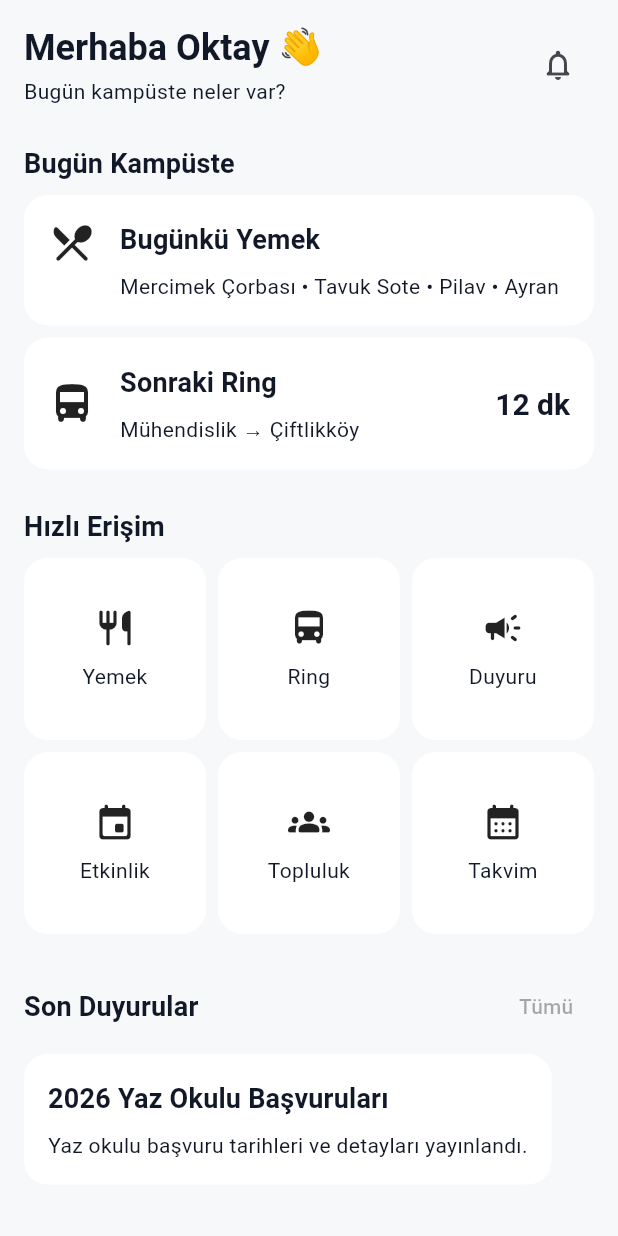
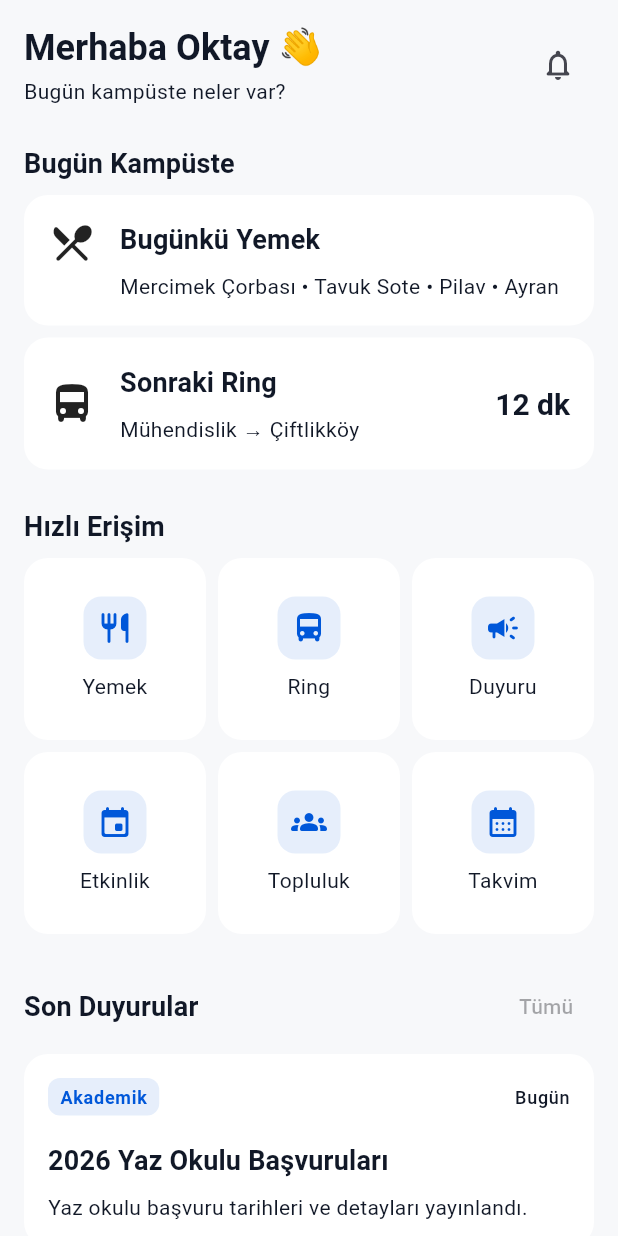
Before and after one commit to oktayagdag/meu-mobile, a Flutter app: the screen it shows after launch, on a phone screen of 412 x 824 dp. Run offline on Flutter 3.47's test engine with Material 3 defaults, Android fonts, the phone set to English and light mode, and no system bars; our stand-ins replace flutter_riverpod, gap, go_router.

Commit message:
feat(home): add mock data driven dashboard

```diff
--- a/lib/app/router/app_router.dart
+++ b/lib/app/router/app_router.dart
@@ -1,3 +1,4 @@
+import 'package:flutter/material.dart';
 import 'package:go_router/go_router.dart';
 import 'package:meu_mobile/features/developer/presentation/pages/widget_catalog_page.dart';
 import 'package:meu_mobile/features/home/presentation/pages/home_page.dart';
@@ -8,16 +9,90 @@ final class AppRouter {
   static final GoRouter router = GoRouter(
     initialLocation: '/',
     routes: [
+      /// Home
       GoRoute(
         path: '/',
         name: 'home',
         builder: (context, state) => const HomePage(),
       ),
+
+      /// Developer Widget Catalog
       GoRoute(
         path: '/dev/catalog',
         name: 'widget-catalog',
         builder: (context, state) => const WidgetCatalogPage(),
       ),
+
+      /// Food
+      GoRoute(
+        path: '/food',
+        name: 'food',
+        builder: (context, state) =>
+            const _PlaceholderPage(title: 'Yemekhane'),
+      ),
+
+      /// Ring
+      GoRoute(
+        path: '/ring',
+        name: 'ring',
+        builder: (context, state) =>
+            const _PlaceholderPage(title: 'Ring Saatleri'),
+      ),
+
+      /// Announcements
+      GoRoute(
+        path: '/announcements',
+        name: 'announcements',
+        builder: (context, state) =>
+            const _PlaceholderPage(title: 'Duyurular'),
+      ),
+
+      /// Events
+      GoRoute(
+        path: '/events',
+        name: 'events',
+        builder: (context, state) =>
+            const _PlaceholderPage(title: 'Etkinlikler'),
+      ),
+
+      /// Clubs
+      GoRoute(
+        path: '/clubs',
+        name: 'clubs',
+        builder: (context, state) =>
+            const _PlaceholderPage(title: 'Topluluklar'),
+      ),
+
+      /// Academic Calendar
+      GoRoute(
+        path: '/calendar',
+        name: 'calendar',
+        builder: (context, state) =>
+            const _PlaceholderPage(title: 'Akademik Takvim'),
+      ),
     ],
   );
 }
+
+class _PlaceholderPage extends StatelessWidget {
+  const _PlaceholderPage({
+    required this.title,
+  });
+
+  final String title;
+
+  @override
+  Widget build(BuildContext context) {
+    return Scaffold(
+      appBar: AppBar(
+        title: Text(title),
+      ),
+      body: Center(
+        child: Text(
+          title,
+          style: Theme.of(context).textTheme.headlineMedium,
+        ),
+      ),
+    );
+  }
+}
--- /dev/null
+++ b/lib/features/home/application/providers/home_mock_provider.dart
@@ -0,0 +1,58 @@
+import 'package:flutter/material.dart';
+import 'package:flutter_riverpod/flutter_riverpod.dart';
+import 'package:meu_mobile/features/home/domain/entities/announcement_entity.dart';
+import 'package:meu_mobile/features/home/domain/entities/event_entity.dart';
+import 'package:meu_mobile/features/home/domain/entities/quick_action_entity.dart';
+
+final quickActionsProvider = Provider<List<QuickActionEntity>>((ref) {
+  return const [
+    QuickActionEntity(
+      title: 'Yemek',
+      icon: Icons.restaurant_rounded,
+      route: '/food',
+    ),
+    QuickActionEntity(
+      title: 'Ring',
+      icon: Icons.directions_bus_rounded,
+      route: '/ring',
+    ),
+    QuickActionEntity(
+      title: 'Duyuru',
+      icon: Icons.campaign_rounded,
+      route: '/announcements',
+    ),
+    QuickActionEntity(
+      title: 'Etkinlik',
+      icon: Icons.event_rounded,
+      route: '/events',
+    ),
+    QuickActionEntity(
+      title: 'Topluluk',
+      icon: Icons.groups_rounded,
+      route: '/clubs',
+    ),
+    QuickActionEntity(
+      title: 'Takvim',
+      icon: Icons.calendar_month_rounded,
+      route: '/calendar',
+    ),
+  ];
+});
+
+final latestAnnouncementProvider = Provider<AnnouncementEntity>((ref) {
+  return const AnnouncementEntity(
+    title: '2026 Yaz Okulu Başvuruları',
+    description: 'Yaz okulu başvuru tarihleri ve detayları yayınlandı.',
+    category: 'Akademik',
+    date: 'Bugün',
+  );
+});
+
+final upcomingEventProvider = Provider<EventEntity>((ref) {
+  return const EventEntity(
+    title: 'Teknoloji Topluluğu Etkinliği',
+    location: 'Konferans Salonu',
+    date: 'Bugün',
+    time: '14:00',
+  );
+});
--- /dev/null
+++ b/lib/features/home/domain/entities/announcement_entity.dart
@@ -0,0 +1,13 @@
+class AnnouncementEntity {
+  const AnnouncementEntity({
+    required this.title,
+    required this.description,
+    required this.category,
+    required this.date,
+  });
+
+  final String title;
+  final String description;
+  final String category;
+  final String date;
+}
--- /dev/null
+++ b/lib/features/home/domain/entities/quick_action_entity.dart
@@ -0,0 +1,13 @@
+import 'package:flutter/material.dart';
+
+class QuickActionEntity {
+  const QuickActionEntity({
+    required this.title,
+    required this.icon,
+    required this.route,
+  });
+
+  final String title;
+  final IconData icon;
+  final String route;
+}
--- a/lib/features/home/presentation/pages/home_page.dart
+++ b/lib/features/home/presentation/pages/home_page.dart
@@ -1,6 +1,8 @@
 import 'package:flutter/material.dart';
+import 'package:flutter_riverpod/flutter_riverpod.dart';
 import 'package:gap/gap.dart';
 import 'package:meu_mobile/app/theme/app_spacing.dart';
+import 'package:meu_mobile/features/home/application/providers/home_mock_provider.dart';
 import 'package:meu_mobile/features/home/presentation/widgets/announcement_card.dart';
 import 'package:meu_mobile/features/home/presentation/widgets/dashboard_section.dart';
 import 'package:meu_mobile/features/home/presentation/widgets/event_card.dart';
@@ -9,21 +11,25 @@ import 'package:meu_mobile/features/home/presentation/widgets/next_ring_card.dar
 import 'package:meu_mobile/features/home/presentation/widgets/quick_action_grid.dart';
 import 'package:meu_mobile/features/home/presentation/widgets/today_food_card.dart';
 
-class HomePage extends StatelessWidget {
+class HomePage extends ConsumerWidget {
   const HomePage({super.key});
 
   @override
-  Widget build(BuildContext context) {
-    return const Scaffold(
+  Widget build(BuildContext context, WidgetRef ref) {
+    final quickActions = ref.watch(quickActionsProvider);
+    final latestAnnouncement = ref.watch(latestAnnouncementProvider);
+    final upcomingEvent = ref.watch(upcomingEventProvider);
+
+    return Scaffold(
       body: SafeArea(
         child: SingleChildScrollView(
-          padding: EdgeInsets.all(AppSpacing.md),
+          padding: const EdgeInsets.all(AppSpacing.md),
           child: Column(
             crossAxisAlignment: CrossAxisAlignment.start,
             children: [
-              GreetingHeader(),
-              Gap(AppSpacing.lg),
-              DashboardSection(
+              const GreetingHeader(),
+              const Gap(AppSpacing.lg),
+              const DashboardSection(
                 title: 'Bugün Kampüste',
                 child: Column(
                   children: [
@@ -33,22 +39,22 @@ class HomePage extends StatelessWidget {
                   ],
                 ),
               ),
-              Gap(AppSpacing.lg),
+              const Gap(AppSpacing.lg),
               DashboardSection(
                 title: 'Hızlı Erişim',
-                child: QuickActionGrid(),
+                child: QuickActionGrid(items: quickActions),
               ),
-              Gap(AppSpacing.lg),
+              const Gap(AppSpacing.lg),
               DashboardSection(
                 title: 'Son Duyurular',
                 actionText: 'Tümü',
-                child: AnnouncementCard(),
+                child: AnnouncementCard(announcement: latestAnnouncement),
               ),
-              Gap(AppSpacing.lg),
+              const Gap(AppSpacing.lg),
               DashboardSection(
                 title: 'Yaklaşan Etkinlik',
                 actionText: 'Tümü',
-                child: EventCard(),
+                child: EventCard(event: upcomingEvent),
               ),
             ],
           ),
--- a/lib/features/home/presentation/widgets/announcement_card.dart
+++ b/lib/features/home/presentation/widgets/announcement_card.dart
@@ -1,10 +1,18 @@
 import 'package:flutter/material.dart';
 import 'package:gap/gap.dart';
+import 'package:meu_mobile/app/theme/app_colors.dart';
+import 'package:meu_mobile/app/theme/app_radius.dart';
 import 'package:meu_mobile/app/theme/app_spacing.dart';
+import 'package:meu_mobile/features/home/domain/entities/announcement_entity.dart';
 import 'package:meu_mobile/shared/widgets/cards/app_card.dart';
 
 class AnnouncementCard extends StatelessWidget {
-  const AnnouncementCard({super.key});
+  const AnnouncementCard({
+    required this.announcement,
+    super.key,
+  });
+
+  final AnnouncementEntity announcement;
 
   @override
   Widget build(BuildContext context) {
@@ -14,14 +22,46 @@ class AnnouncementCard extends StatelessWidget {
       child: Column(
         crossAxisAlignment: CrossAxisAlignment.start,
         children: [
-          Text('2026 Yaz Okulu Başvuruları', style: textTheme.titleMedium),
+          Row(
+            children: [
+              _Badge(text: announcement.category),
+              const Spacer(),
+              Text(announcement.date, style: textTheme.labelSmall),
+            ],
+          ),
+          const Gap(AppSpacing.md),
+          Text(announcement.title, style: textTheme.titleMedium),
           const Gap(AppSpacing.sm),
-          Text(
-            'Yaz okulu başvuru tarihleri ve detayları yayınlandı.',
-            style: textTheme.bodyMedium,
-          ),
+          Text(announcement.description, style: textTheme.bodyMedium),
         ],
       ),
     );
   }
 }
+
+class _Badge extends StatelessWidget {
+  const _Badge({required this.text});
+
+  final String text;
+
+  @override
+  Widget build(BuildContext context) {
+    return Container(
+      padding: const EdgeInsets.symmetric(
+        horizontal: AppSpacing.sm,
+        vertical: AppSpacing.xs,
+      ),
+      decoration: BoxDecoration(
+        color: AppColors.primary.withValues(alpha: 0.10),
+        borderRadius: AppRadius.sm,
+      ),
+      child: Text(
+        text,
+        style: Theme.of(context).textTheme.labelSmall?.copyWith(
+              color: AppColors.primary,
+              fontWeight: FontWeight.w700,
+            ),
+      ),
+    );
+  }
+}
--- a/lib/features/home/presentation/widgets/quick_action_grid.dart
+++ b/lib/features/home/presentation/widgets/quick_action_grid.dart
@@ -1,23 +1,23 @@
 import 'package:flutter/material.dart';
+import 'package:go_router/go_router.dart';
+import 'package:meu_mobile/app/theme/app_colors.dart';
+import 'package:meu_mobile/app/theme/app_radius.dart';
 import 'package:meu_mobile/app/theme/app_spacing.dart';
+import 'package:meu_mobile/features/home/domain/entities/quick_action_entity.dart';
 import 'package:meu_mobile/shared/widgets/cards/app_card.dart';
 
 class QuickActionGrid extends StatelessWidget {
-  const QuickActionGrid({super.key});
+  const QuickActionGrid({
+    required this.items,
+    super.key,
+  });
 
-  static const _items = [
-    _QuickActionItem(Icons.restaurant_rounded, 'Yemek'),
-    _QuickActionItem(Icons.directions_bus_rounded, 'Ring'),
-    _QuickActionItem(Icons.campaign_rounded, 'Duyuru'),
-    _QuickActionItem(Icons.event_rounded, 'Etkinlik'),
-    _QuickActionItem(Icons.groups_rounded, 'Topluluk'),
-    _QuickActionItem(Icons.calendar_month_rounded, 'Takvim'),
-  ];
+  final List<QuickActionEntity> items;
 
   @override
   Widget build(BuildContext context) {
     return GridView.builder(
-      itemCount: _items.length,
+      itemCount: items.length,
       shrinkWrap: true,
       physics: const NeverScrollableScrollPhysics(),
       gridDelegate: const SliverGridDelegateWithFixedCrossAxisCount(
@@ -26,18 +26,32 @@ class QuickActionGrid extends StatelessWidget {
         crossAxisSpacing: AppSpacing.sm,
       ),
       itemBuilder: (context, index) {
-        final item = _items[index];
+        final item = items[index];
 
         return AppCard(
-          onTap: () {},
+          onTap: () {
+            context.go(item.route);
+          },
           padding: const EdgeInsets.all(AppSpacing.sm),
           child: Column(
             mainAxisAlignment: MainAxisAlignment.center,
             children: [
-              Icon(item.icon, size: 28),
+              Container(
+                width: 42,
+                height: 42,
+                decoration: BoxDecoration(
+                  color: AppColors.primary.withValues(alpha: 0.10),
+                  borderRadius: AppRadius.md,
+                ),
+                child: Icon(
+                  item.icon,
+                  color: AppColors.primary,
+                  size: 24,
+                ),
+              ),
               const SizedBox(height: AppSpacing.sm),
               Text(
-                item.label,
+                item.title,
                 textAlign: TextAlign.center,
                 style: Theme.of(context).textTheme.bodyMedium,
               ),
@@ -48,10 +62,3 @@ class QuickActionGrid extends StatelessWidget {
     );
   }
 }
-
-class _QuickActionItem {
-  const _QuickActionItem(this.icon, this.label);
-
-  final IconData icon;
-  final String label;
-}
```
Also changed, not shown: lib/features/home/domain/entities/event_entity.dart (added, +13 -0 lines), lib/features/home/domain/entities/home_mock_provider.dart (added, +58 -0 lines), lib/features/home/presentation/widgets/event_card.dart (+26 -4 lines).
